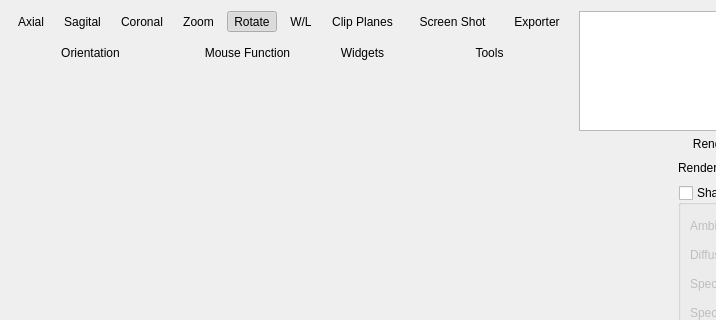
Old version of the form starviewer/src/extensions/main/q3dviewer/q3dviewerextensionbase.ui in the repository zyq1569/starviewerVTK6.2; both pictures show x 0 to 716 and y 0 to 320 of the 991 by 773 pixel window.
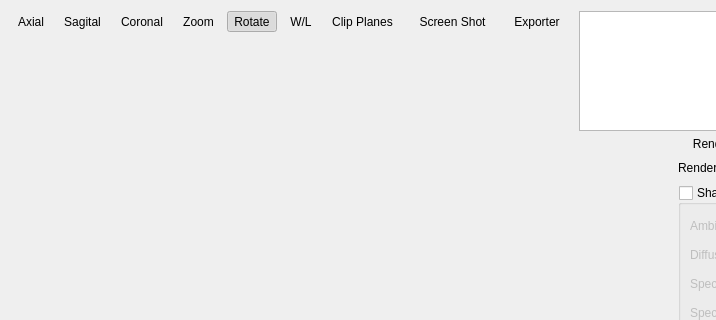
New version of the form. Icons and pictures are not drawn. Custom widgets are drawn as their Qt base class.

The edit to the form file:
```diff
--- a/starviewer/src/extensions/main/q3dviewer/q3dviewerextensionbase.ui
+++ b/starviewer/src/extensions/main/q3dviewer/q3dviewerextensionbase.ui
@@ -116,22 +116,6 @@
        </item>
       </layout>
      </item>
-     <item>
-      <widget class="QLabel" name="label_2">
-       <property name="sizePolicy">
-        <sizepolicy hsizetype="Preferred" vsizetype="Fixed">
-         <horstretch>0</horstretch>
-         <verstretch>0</verstretch>
-        </sizepolicy>
-       </property>
-       <property name="text">
-        <string>Orientation</string>
-       </property>
-       <property name="alignment">
-        <set>Qt::AlignCenter</set>
-       </property>
-      </widget>
-     </item>
      <item>
       <spacer>
        <property name="orientation">
@@ -252,22 +236,6 @@
        </item>
       </layout>
      </item>
-     <item>
-      <widget class="QLabel" name="label_5">
-       <property name="sizePolicy">
-        <sizepolicy hsizetype="Preferred" vsizetype="Fixed">
-         <horstretch>0</horstretch>
-         <verstretch>0</verstretch>
-        </sizepolicy>
-       </property>
-       <property name="text">
-        <string>Mouse Function</string>
-       </property>
-       <property name="alignment">
-        <set>Qt::AlignCenter</set>
-       </property>
-      </widget>
-     </item>
      <item>
       <spacer>
        <property name="orientation">
@@ -317,22 +285,6 @@
        </property>
       </widget>
      </item>
-     <item>
-      <widget class="QLabel" name="label">
-       <property name="sizePolicy">
-        <sizepolicy hsizetype="Preferred" vsizetype="Fixed">
-         <horstretch>0</horstretch>
-         <verstretch>0</verstretch>
-        </sizepolicy>
-       </property>
-       <property name="text">
-        <string>Widgets</string>
-       </property>
-       <property name="alignment">
-        <set>Qt::AlignCenter</set>
-       </property>
-      </widget>
-     </item>
      <item>
       <spacer>
        <property name="orientation">
@@ -1000,16 +952,6 @@
        </item>
       </layout>
      </item>
-     <item>
-      <widget class="QLabel" name="label_4">
-       <property name="text">
-        <string>Tools</string>
-       </property>
-       <property name="alignment">
-        <set>Qt::AlignCenter</set>
-       </property>
-      </widget>
-     </item>
      <item>
       <spacer name="verticalSpacer">
        <property name="orientation">
```
Left out of the diff: 213 changed lines with no effect on the pictures.
